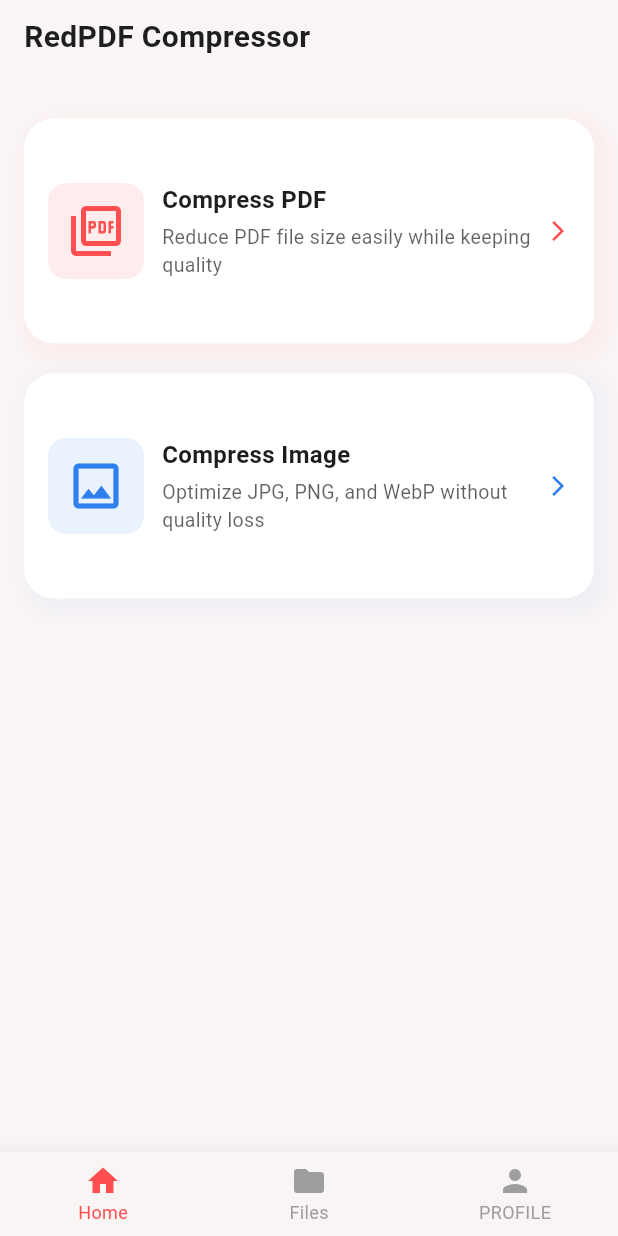
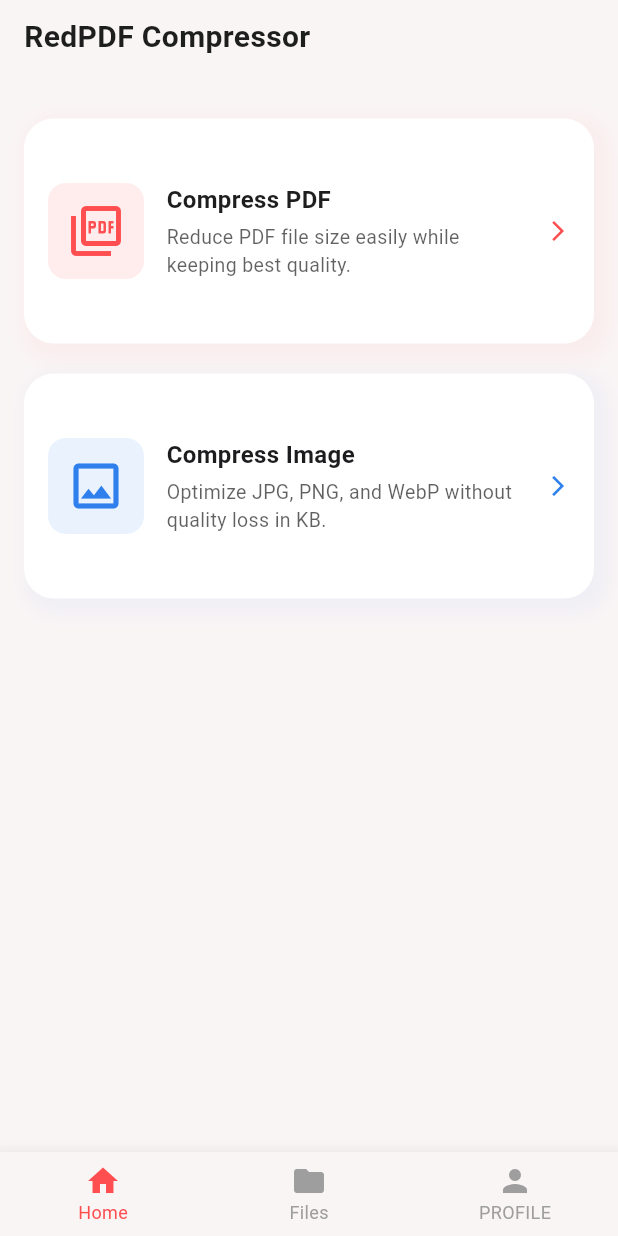
Before and after one commit to anil-s-yadav/REDPDF_compress, a Flutter app: the screen it shows after launch, on a phone screen of 412 x 824 dp. Run offline on Flutter 3.47's test engine with Material 3 defaults, Android fonts, the phone set to English and light mode, and no system bars; our stand-ins replace file_picker, flutter_image_compress, open_filex, permission_handler, share_plus, shared_preferences; missing offline and left inert: external_path, in_app_update, media_store_plus, pdf_manipulator, pdfrx, syncfusion_flutter_pdf.

```diff
--- a/lib/screens/homescreen.dart
+++ b/lib/screens/homescreen.dart
@@ -14,7 +14,9 @@ class HomeScreen extends StatelessWidget {
     final isDark = Theme.of(context).brightness == Brightness.dark;
 
     final pdfColor = isDark ? AppThemeColors.pdfDark : AppThemeColors.pdfLight;
-    final imgColor = isDark ? AppThemeColors.imageDark : AppThemeColors.imageLight;
+    final imgColor = isDark
+        ? AppThemeColors.imageDark
+        : AppThemeColors.imageLight;
 
     return Scaffold(
       backgroundColor: pdfColor.bg,
@@ -25,7 +27,10 @@ class HomeScreen extends StatelessWidget {
             child: Column(
               children: [
                 Padding(
-                  padding: const EdgeInsets.symmetric(horizontal: 16, vertical: 10),
+                  padding: const EdgeInsets.symmetric(
+                    horizontal: 16,
+                    vertical: 10,
+                  ),
                   child: Row(
                     mainAxisAlignment: MainAxisAlignment.spaceBetween,
                     children: [
@@ -48,7 +53,8 @@ class HomeScreen extends StatelessWidget {
                   child: _featureCard(
                     context,
                     title: "Compress PDF",
-                    subtitle: "Reduce PDF file size easily while keeping quality",
+                    subtitle:
+                        "Reduce PDF file size easily while keeping best quality.",
                     icon: Icons.picture_as_pdf_outlined,
                     primary: pdfColor.primary,
                     card: pdfColor.card,
@@ -63,7 +69,8 @@ class HomeScreen extends StatelessWidget {
                   child: _featureCard(
                     context,
                     title: "Compress Image",
-                    subtitle: "Optimize JPG, PNG, and WebP without quality loss",
+                    subtitle:
+                        "Optimize JPG, PNG, and WebP without quality loss in KB.",
                     icon: Icons.image_outlined,
                     primary: imgColor.primary,
                     card: imgColor.card,
@@ -96,10 +103,8 @@ class HomeScreen extends StatelessWidget {
     Navigator.push(
       context,
       MaterialPageRoute(
-        builder: (context) => CompressPdfScreen(
-          initialFile: file,
-          initialBytes: bytes,
-        ),
+        builder: (context) =>
+            CompressPdfScreen(initialFile: file, initialBytes: bytes),
       ),
     );
   }
@@ -121,10 +126,8 @@ class HomeScreen extends StatelessWidget {
     Navigator.push(
       context,
       MaterialPageRoute(
-        builder: (context) => CompressImageScreen(
-          initialFile: file,
-          initialBytes: bytes,
-        ),
+        builder: (context) =>
+            CompressImageScreen(initialFile: file, initialBytes: bytes),
       ),
     );
   }
@@ -157,6 +160,7 @@ class HomeScreen extends StatelessWidget {
         ],
       ),
       child: Row(
+        spacing: 15,
         children: [
           /// Icon Box
           Container(
@@ -168,7 +172,7 @@ class HomeScreen extends StatelessWidget {
             child: Icon(icon, color: primary, size: 40),
           ),
 
-          const SizedBox(width: 12),
+          // const SizedBox(width: 12),
 
           /// Text
           Expanded(
@@ -187,7 +191,10 @@ class HomeScreen extends StatelessWidget {
                 const SizedBox(height: 4),
                 Text(
                   subtitle,
-                  style: TextStyle(color: subtitleColor.withValues(alpha: 0.7), fontSize: 13),
+                  style: TextStyle(
+                    color: subtitleColor.withValues(alpha: 0.7),
+                    fontSize: 13,
+                  ),
                 ),
               ],
             ),
--- a/lib/screens/profilescreen.dart
+++ b/lib/screens/profilescreen.dart
@@ -528,7 +528,7 @@ class ProfileScreen extends StatelessWidget {
             const SizedBox(height: 10),
 
             Text(
-              "VERSION 1.0.4 (4) • A Product by - REDPDF",
+              "VERSION 1.0.5 (5) • A Product by - REDPDF",
               style: TextStyle(fontSize: 12, color: color.text),
             ),
 
--- a/pubspec.yaml
+++ b/pubspec.yaml
@@ -16,7 +16,7 @@ publish_to: "none" # Remove this line if you wish to publish to pub.dev
 # https://developer.apple.com/library/archive/documentation/General/Reference/InfoPlistKeyReference/Articles/CoreFoundationKeys.html
 # In Windows, build-name is used as the major, minor, and patch parts
 # of the product and file versions while build-number is used as the build suffix.
-version: 1.0.4+4
+version: 1.0.5+5
 
 environment:
   sdk: ^3.11.1
@@ -41,7 +41,6 @@ dependencies:
   share_plus: ^10.0.3
   intl: ^0.20.2
   flutter_image_compress: ^2.4.0
-  # pdf_compressor_pro: ^0.1.2
   syncfusion_flutter_pdf: ^33.1.46
   pdfrx: ^2.2.24
   pdf_manipulator:
```
Also changed, not shown: lib/screens/image_com_screen.dart (+10 -12 lines), lib/screens/pdf_com_screen.dart (+9 -7 lines).
